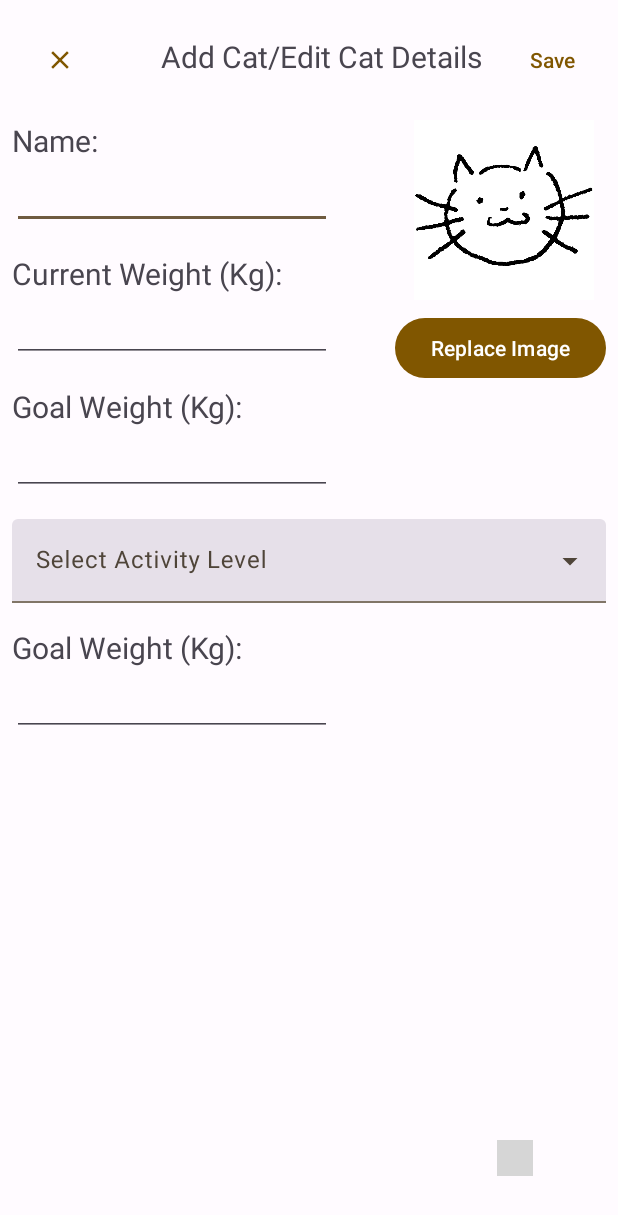
After one commit to Niko361/COS30017_Custom_APP, an Android app: the fragment EditCatDetailsFragment placed in its activity, on a phone screen of 412 x 824 dp. The commit adds this screen. Shown: the top 1215 px of the screen. Run offline under Robolectric (Android 15) with nearby library versions, the phone set to English and light mode, and no system bars; grey boxes are pictures that could not be loaded.

Commit message:
feat: add/edit cat DialogFragment

```diff
--- a/app/build.gradle.kts
+++ b/app/build.gradle.kts
@@ -33,6 +33,7 @@ android {
     kotlinOptions {
         jvmTarget = "1.8"
     }
+
 }
 
 dependencies {
@@ -44,4 +45,9 @@ dependencies {
     testImplementation("junit:junit:4.13.2")
     androidTestImplementation("androidx.test.ext:junit:1.1.5")
     androidTestImplementation("androidx.test.espresso:espresso-core:3.5.1")
+
+    val fragment_version = "1.6.1"
+    // Kotlin
+    implementation("androidx.fragment:fragment-ktx:$fragment_version")
+
 }
--- /dev/null
+++ b/app/src/main/java/com/example/customappproject/EditCatDetailsFragment.kt
@@ -0,0 +1,46 @@
+package com.example.customappproject
+
+import android.os.Bundle
+import android.view.LayoutInflater
+import android.view.View
+import android.view.ViewGroup
+import android.widget.Button
+import androidx.fragment.app.DialogFragment
+import com.google.android.material.textfield.MaterialAutoCompleteTextView
+
+
+class EditCatDetailsFragment : DialogFragment() {
+ override fun onCreateView(
+  inflater: LayoutInflater,
+  container: ViewGroup?,
+  savedInstanceState: Bundle?
+ ): View? {
+
+
+  isCancelable = false
+  return inflater.inflate(R.layout.dialog_edit_cat, container, false)
+ }
+
+ override fun getTheme(): Int {
+  return R.style.DialogTheme
+ }
+
+ override fun onViewCreated(view: View, savedInstanceState: Bundle?) {
+  super.onViewCreated(view, savedInstanceState)
+
+  val saveButton = view.findViewById<Button>(R.id.saveButton)
+  saveButton.setOnClickListener {
+   dismiss()
+  }
+
+  val closeEditCatButton = view.findViewById<Button>(R.id.closeEditCatButton)
+  closeEditCatButton.setOnClickListener {
+   dismiss()
+  }
+
+  val selectActivityLevelMenu = view.findViewById<com.google.android.material.textfield.TextInputLayout>(R.id.selectActivityLevelMenu)
+  val items = arrayOf("Sedentary", "Lightly Active", "Moderately Active", "Very Active", "Extremely Active")
+  (selectActivityLevelMenu.editText as? MaterialAutoCompleteTextView)?.setSimpleItems(items)
+
+ }
+}
--- a/app/src/main/java/com/example/customappproject/LogFoodEntryActivity.kt
+++ b/app/src/main/java/com/example/customappproject/LogFoodEntryActivity.kt
@@ -89,7 +89,7 @@ class LogFoodEntryActivity: AppCompatActivity() {
 
         val bottomNavBar = findViewById<NavigationBarView>(R.id.bottom_navigation)
         bottomNavBar.selectedItemId = R.id.feed_cat
-        val saveButton = findViewById<Button>(R.id.logWeightButton)
+        val saveButton = findViewById<Button>(R.id.logFoodButton)
 
         val remainingDailyCalories = findViewById<TextView>(R.id.remainingDailyCalories)
 
--- a/app/src/main/java/com/example/customappproject/MainActivity.kt
+++ b/app/src/main/java/com/example/customappproject/MainActivity.kt
@@ -4,6 +4,7 @@ import android.content.Intent
 import androidx.appcompat.app.AppCompatActivity
 import android.os.Bundle
 import android.util.Log
+import android.widget.Button
 import androidx.recyclerview.widget.LinearLayoutManager
 import androidx.recyclerview.widget.RecyclerView
 import com.google.android.material.chip.Chip
@@ -97,6 +98,29 @@ class MainActivity : AppCompatActivity() {
             drawRecyclerView(weightLogs)
         }
 
+        val editCatButton = findViewById<Button>(R.id.editCatButton)
+        val closeEditCatButton = findViewById<Button>(R.id.closeEditCatButton)
+
+        editCatButton.setOnClickListener {
+            val dialogFragment = EditCatDetailsFragment()
+            dialogFragment.show(supportFragmentManager, "dialog")
+
+            /*
+            // The device is smaller, so show the fragment fullscreen.
+            val transaction = fragmentManager.beginTransaction()
+            // For a polished look, specify a transition animation.
+            transaction.setTransition(dialogFragment.TRANSIT_FRAGMENT_OPEN)
+            // To make it fullscreen, use the 'content' root view as the container
+            // for the fragment, which is always the root view for the activity.
+            transaction
+                .add(android.R.id.content, dialogFragment)
+                .addToBackStack(null)
+                .commit() */
+
+
+        }
+
+
 
 
         weightLogs.sortByDescending{it.datetime}
--- /dev/null
+++ b/app/src/main/res/drawable/baseline_close_24.xml
@@ -0,0 +1,5 @@
+<vector android:height="24dp" android:tint="#000000"
+    android:viewportHeight="24" android:viewportWidth="24"
+    android:width="24dp" xmlns:android="http://schemas.android.com/apk/res/android">
+    <path android:fillColor="@android:color/white" android:pathData="M19,6.41L17.59,5 12,10.59 6.41,5 5,6.41 10.59,12 5,17.59 6.41,19 12,13.41 17.59,19 19,17.59 13.41,12z"/>
+</vector>
--- /dev/null
+++ b/app/src/main/res/layout/dialog_edit_cat.xml
@@ -0,0 +1,169 @@
+<?xml version="1.0" encoding="utf-8"?>
+<androidx.constraintlayout.widget.ConstraintLayout xmlns:android="http://schemas.android.com/apk/res/android"
+    xmlns:tools="http://schemas.android.com/tools"
+    xmlns:app="http://schemas.android.com/apk/res-auto"
+    android:layout_width="match_parent"
+    android:layout_height="match_parent">
+
+    <Button
+        android:id="@+id/closeEditCatButton"
+        style="?attr/materialIconButtonStyle"
+        android:layout_width="wrap_content"
+        android:layout_height="wrap_content"
+
+
+        android:layout_marginStart="16dp"
+        android:layout_marginTop="16dp"
+        app:icon="@drawable/baseline_close_24"
+        app:iconGravity="end"
+        app:layout_constraintStart_toStartOf="parent"
+        app:layout_constraintTop_toTopOf="parent" />
+
+    <TextView
+        android:id="@+id/editCatDetailsTitle"
+        android:layout_width="wrap_content"
+        android:layout_height="wrap_content"
+        android:layout_marginStart="16dp"
+        android:layout_marginTop="24dp"
+        android:text="Add Cat/Edit Cat Details"
+        android:textSize="20sp"
+        app:layout_constraintEnd_toEndOf="parent"
+        app:layout_constraintStart_toStartOf="parent"
+        app:layout_constraintTop_toTopOf="parent" />
+
+    <Button
+        android:id="@+id/saveButton"
+        style="@style/Widget.Material3.Button.TextButton"
+        android:layout_width="wrap_content"
+        android:layout_height="wrap_content"
+        android:layout_marginTop="16dp"
+        android:text="Save"
+        app:layout_constraintEnd_toEndOf="parent"
+        app:layout_constraintTop_toTopOf="parent" />
+
+    <ImageView
+        android:id="@+id/imageView2"
+        android:layout_width="120dp"
+        android:layout_height="120dp"
+        android:layout_marginTop="16dp"
+        android:layout_marginEnd="16dp"
+        app:layout_constraintEnd_toEndOf="parent"
+        app:layout_constraintTop_toBottomOf="@+id/saveButton"
+        app:srcCompat="@drawable/cat_note_scan_2" />
+
+    <Button
+        android:id="@+id/uploadImageButton"
+        android:layout_width="wrap_content"
+        android:layout_height="wrap_content"
+        android:layout_marginTop="8dp"
+        android:layout_marginEnd="8dp"
+        android:text="Replace Image"
+        app:layout_constraintEnd_toEndOf="parent"
+        app:layout_constraintTop_toBottomOf="@+id/imageView2" />
+
+    <TextView
+        android:id="@+id/nameInputLabel"
+        android:layout_width="wrap_content"
+        android:layout_height="wrap_content"
+        android:layout_marginStart="8dp"
+        android:layout_marginTop="16dp"
+        android:text="Name:"
+        android:textSize="20sp"
+        app:layout_constraintStart_toStartOf="parent"
+        app:layout_constraintTop_toBottomOf="@+id/closeEditCatButton" />
+
+    <EditText
+        android:id="@+id/nameInput"
+        android:layout_width="wrap_content"
+        android:layout_height="wrap_content"
+        android:layout_marginStart="8dp"
+        android:ems="10"
+        android:inputType="text"
+        app:layout_constraintStart_toStartOf="parent"
+        app:layout_constraintTop_toBottomOf="@+id/nameInputLabel" />
+
+    <TextView
+        android:id="@+id/currentWeightInputLabel"
+        android:layout_width="wrap_content"
+        android:layout_height="wrap_content"
+        android:layout_marginStart="8dp"
+        android:layout_marginTop="16dp"
+        android:text="Current Weight (Kg):"
+        android:textSize="20sp"
+        app:layout_constraintStart_toStartOf="parent"
+        app:layout_constraintTop_toBottomOf="@+id/nameInput" />
+
+    <EditText
+        android:id="@+id/currentWeightInput"
+        android:layout_width="wrap_content"
+        android:layout_height="wrap_content"
+        android:layout_marginStart="8dp"
+        android:ems="10"
+        android:inputType="numberDecimal"
+        app:layout_constraintStart_toStartOf="parent"
+        app:layout_constraintTop_toBottomOf="@+id/currentWeightInputLabel" />
+
+    <TextView
+        android:id="@+id/goalWeightInputLabel"
+        android:layout_width="wrap_content"
+        android:layout_height="wrap_content"
+        android:layout_marginStart="8dp"
+        android:layout_marginTop="16dp"
+        android:text="Goal Weight (Kg):"
+        android:textSize="20sp"
+        app:layout_constraintStart_toStartOf="parent"
+        app:layout_constraintTop_toBottomOf="@+id/currentWeightInput" />
+
+    <EditText
+        android:id="@+id/goalWeightInput"
+        android:layout_width="wrap_content"
+        android:layout_height="wrap_content"
+        android:layout_marginStart="8dp"
+        android:ems="10"
+        android:inputType="numberDecimal"
+        app:layout_constraintStart_toStartOf="parent"
+        app:layout_constraintTop_toBottomOf="@+id/goalWeightInputLabel" />
+
+    <com.google.android.material.textfield.TextInputLayout
+        android:id="@+id/selectActivityLevelMenu"
+        style="@style/Widget.Material3.TextInputLayout.FilledBox.ExposedDropdownMenu"
+        android:layout_width="0dp"
+        android:layout_height="wrap_content"
+        android:layout_marginStart="8dp"
+        android:layout_marginTop="16dp"
+        android:layout_marginEnd="8dp"
+        android:hint="Select Activity Level"
+        app:layout_constraintEnd_toEndOf="parent"
+        app:layout_constraintStart_toStartOf="parent"
+        app:layout_constraintTop_toBottomOf="@+id/goalWeightInput">
+
+        <AutoCompleteTextView
+            android:id="@+id/selectActivityLevelItem"
+            android:layout_width="match_parent"
+            android:layout_height="wrap_content"
+            android:inputType="none" />
+
+    </com.google.android.material.textfield.TextInputLayout>
+
+    <TextView
+        android:id="@+id/goalCaloriesLabel"
+        android:layout_width="wrap_content"
+        android:layout_height="wrap_content"
+        android:layout_marginStart="8dp"
+        android:layout_marginTop="16dp"
+        android:text="Goal Weight (Kg):"
+        android:textSize="20sp"
+        app:layout_constraintStart_toStartOf="parent"
+        app:layout_constraintTop_toBottomOf="@+id/selectActivityLevelMenu" />
+
+    <EditText
+        android:id="@+id/goalCalories"
+        android:layout_width="wrap_content"
+        android:layout_height="wrap_content"
+        android:layout_marginStart="8dp"
+        android:ems="10"
+        android:inputType="numberDecimal"
+        app:layout_constraintStart_toStartOf="parent"
+        app:layout_constraintTop_toBottomOf="@+id/goalCaloriesLabel" />
+
+</androidx.constraintlayout.widget.ConstraintLayout>
--- a/app/src/main/res/values/themes.xml
+++ b/app/src/main/res/values/themes.xml
@@ -30,4 +30,10 @@
     </style>
 
     <style name="Theme.CustomAppProject" parent="Base.Theme.CustomAppProject" />
+
+    <style name="DialogTheme" parent="Base.Theme.CustomAppProject">
+        <item name="android:windowNoTitle">true</item>
+        <item name="android:windowFullscreen">false</item>
+        <item name="android:windowIsFloating">false</item>
+    </style>
 </resources>
```
